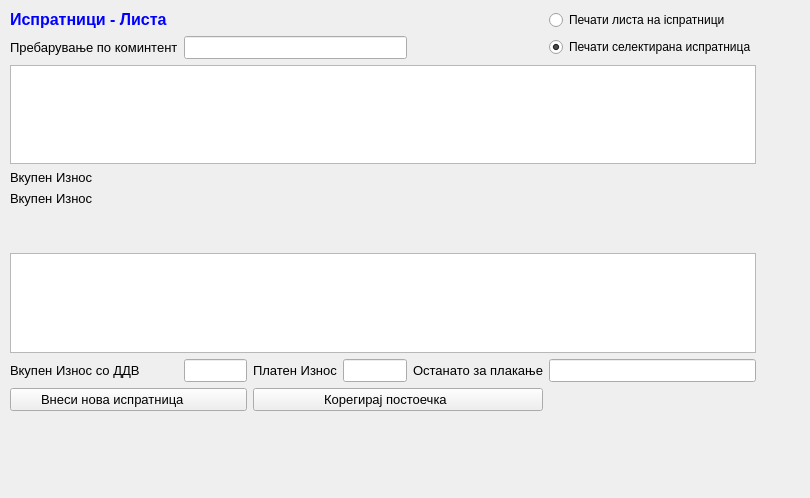
Before: the Qt Designer form sterna/Ispratnici/ispratnicilista.ui in srgank/sterna_x, drawn with Qt 5.
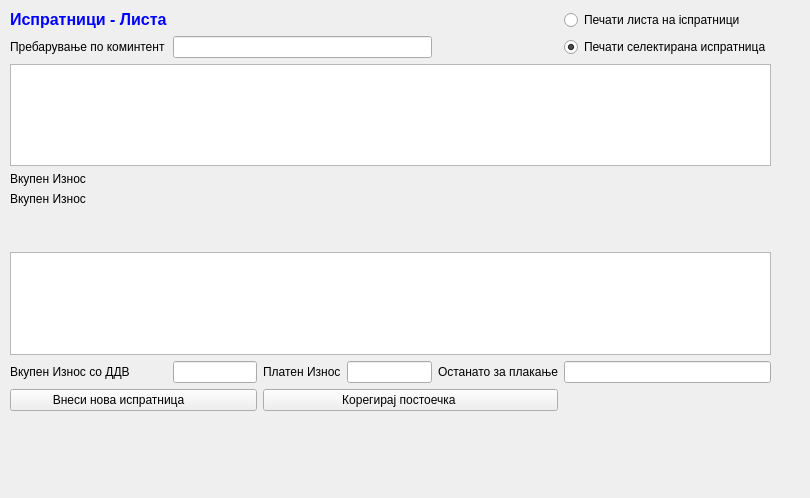
After: the same form once the commit is applied. Icons and pictures are not drawn.

Diff of the .ui file:
```diff
--- a/sterna/Ispratnici/ispratnicilista.ui
+++ b/sterna/Ispratnici/ispratnicilista.ui
@@ -18,18 +18,13 @@
     <rect>
      <x>10</x>
      <y>10</y>
-     <width>746</width>
+     <width>761</width>
      <height>401</height>
     </rect>
    </property>
    <layout class="QGridLayout" name="gridLayout">
     <item row="0" column="0">
      <widget class="QLabel" name="label_4">
-      <property name="font">
-       <font>
-        <pointsize>10</pointsize>
-       </font>
-      </property>
       <property name="text">
        <string>&lt;!DOCTYPE HTML PUBLIC &quot;-//W3C//DTD HTML 4.0//EN&quot; &quot;http://www.w3.org/TR/REC-html40/strict.dtd&quot;&gt;
 &lt;html&gt;&lt;head&gt;&lt;meta name=&quot;qrichtext&quot; content=&quot;1&quot; /&gt;&lt;style type=&quot;text/css&quot;&gt;
@@ -100,24 +95,13 @@
     </item>
     <item row="1" column="0">
      <widget class="QLabel" name="label_8">
-      <property name="font">
-       <font>
-        <pointsize>10</pointsize>
-       </font>
-      </property>
       <property name="text">
        <string>Пребарување по коминтент</string>
       </property>
      </widget>
     </item>
     <item row="1" column="1" colspan="3">
-     <widget class="QLineEdit" name="lineEdit_7">
-      <property name="font">
-       <font>
-        <pointsize>10</pointsize>
-       </font>
-      </property>
-     </widget>
+     <widget class="QLineEdit" name="lineEdit_7"/>
     </item>
     <item row="1" column="5">
      <widget class="QRadioButton" name="radioButton_2">
@@ -168,11 +152,6 @@
         </disabled>
        </palette>
       </property>
-      <property name="font">
-       <font>
-        <pointsize>10</pointsize>
-       </font>
-      </property>
       <property name="alternatingRowColors">
        <bool>true</bool>
       </property>
@@ -180,11 +159,6 @@
     </item>
     <item row="3" column="0">
      <widget class="QLabel" name="label_11">
-      <property name="font">
-       <font>
-        <pointsize>10</pointsize>
-       </font>
-      </property>
       <property name="text">
        <string>Вкупен Износ </string>
       </property>
@@ -192,11 +166,6 @@
     </item>
     <item row="4" column="0">
      <widget class="QLabel" name="label_12">
-      <property name="font">
-       <font>
-        <pointsize>10</pointsize>
-       </font>
-      </property>
       <property name="text">
        <string>Вкупен Износ </string>
       </property>
@@ -241,13 +210,6 @@
         </disabled>
        </palette>
       </property>
-      <property name="font">
-       <font>
-        <pointsize>10</pointsize>
-        <weight>75</weight>
-        <bold>true</bold>
-       </font>
-      </property>
       <property name="text">
        <string/>
       </property>
@@ -255,12 +217,6 @@
     </item>
     <item row="6" column="0">
      <widget class="QLabel" name="label">
-      <property name="font">
-       <font>
-        <weight>75</weight>
-        <bold>true</bold>
-       </font>
-      </property>
       <property name="text">
        <string/>
       </property>
@@ -268,11 +224,6 @@
     </item>
     <item row="7" column="0" colspan="6">
      <widget class="QTableView" name="tableView_2">
-      <property name="font">
-       <font>
-        <pointsize>10</pointsize>
-       </font>
-      </property>
       <property name="alternatingRowColors">
        <bool>true</bool>
       </property>
@@ -280,11 +231,6 @@
     </item>
     <item row="8" column="0">
      <widget class="QLabel" name="label_7">
-      <property name="font">
-       <font>
-        <pointsize>10</pointsize>
-       </font>
-      </property>
       <property name="text">
        <string>Вкупен Износ со ДДВ </string>
       </property>
@@ -292,13 +238,6 @@
     </item>
     <item row="8" column="1">
      <widget class="QLineEdit" name="lineEdit_6">
-      <property name="font">
-       <font>
-        <pointsize>10</pointsize>
-        <weight>75</weight>
-        <bold>true</bold>
-       </font>
-      </property>
       <property name="alignment">
        <set>Qt::AlignRight|Qt::AlignTrailing|Qt::AlignVCenter</set>
       </property>
@@ -309,11 +248,6 @@
     </item>
     <item row="8" column="2">
      <widget class="QLabel" name="label_9">
-      <property name="font">
-       <font>
-        <pointsize>10</pointsize>
-       </font>
-      </property>
       <property name="text">
        <string>Платен Износ</string>
       </property>
@@ -321,13 +255,6 @@
     </item>
     <item row="8" column="3">
      <widget class="QLineEdit" name="lineEdit_8">
-      <property name="font">
-       <font>
-        <pointsize>10</pointsize>
-        <weight>75</weight>
-        <bold>true</bold>
-       </font>
-      </property>
       <property name="alignment">
        <set>Qt::AlignRight|Qt::AlignTrailing|Qt::AlignVCenter</set>
       </property>
@@ -338,11 +265,6 @@
     </item>
     <item row="8" column="4">
      <widget class="QLabel" name="label_10">
-      <property name="font">
-       <font>
-        <pointsize>10</pointsize>
-       </font>
-      </property>
       <property name="text">
        <string>Останато за плакање</string>
       </property>
@@ -350,13 +272,6 @@
     </item>
     <item row="8" column="5">
      <widget class="QLineEdit" name="lineEdit_9">
-      <property name="font">
-       <font>
-        <pointsize>10</pointsize>
-        <weight>75</weight>
-        <bold>true</bold>
-       </font>
-      </property>
       <property name="alignment">
        <set>Qt::AlignRight|Qt::AlignTrailing|Qt::AlignVCenter</set>
       </property>
@@ -367,11 +282,6 @@
     </item>
     <item row="9" column="0" colspan="2">
      <widget class="QPushButton" name="pushButton">
-      <property name="font">
-       <font>
-        <pointsize>10</pointsize>
-       </font>
-      </property>
       <property name="text">
        <string>Внеси нова испратница         </string>
       </property>
@@ -383,11 +293,6 @@
     </item>
     <item row="9" column="2" colspan="3">
      <widget class="QPushButton" name="pushButton_2">
-      <property name="font">
-       <font>
-        <pointsize>10</pointsize>
-       </font>
-      </property>
       <property name="text">
        <string>Корегирај постоечка       </string>
       </property>
```
